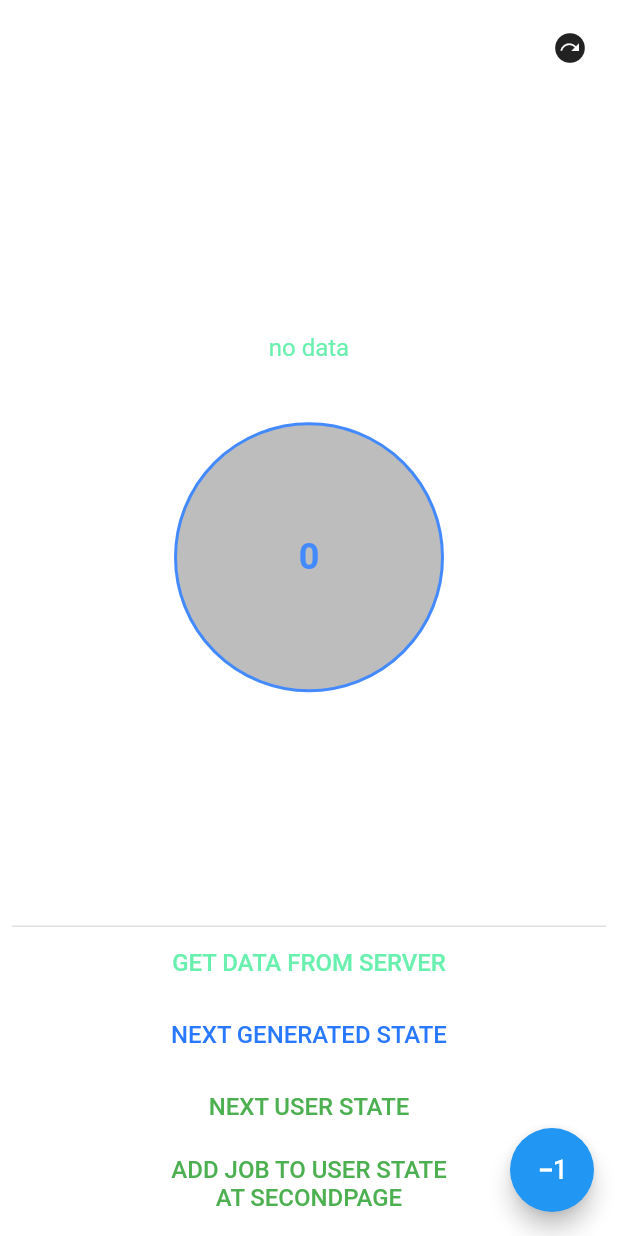
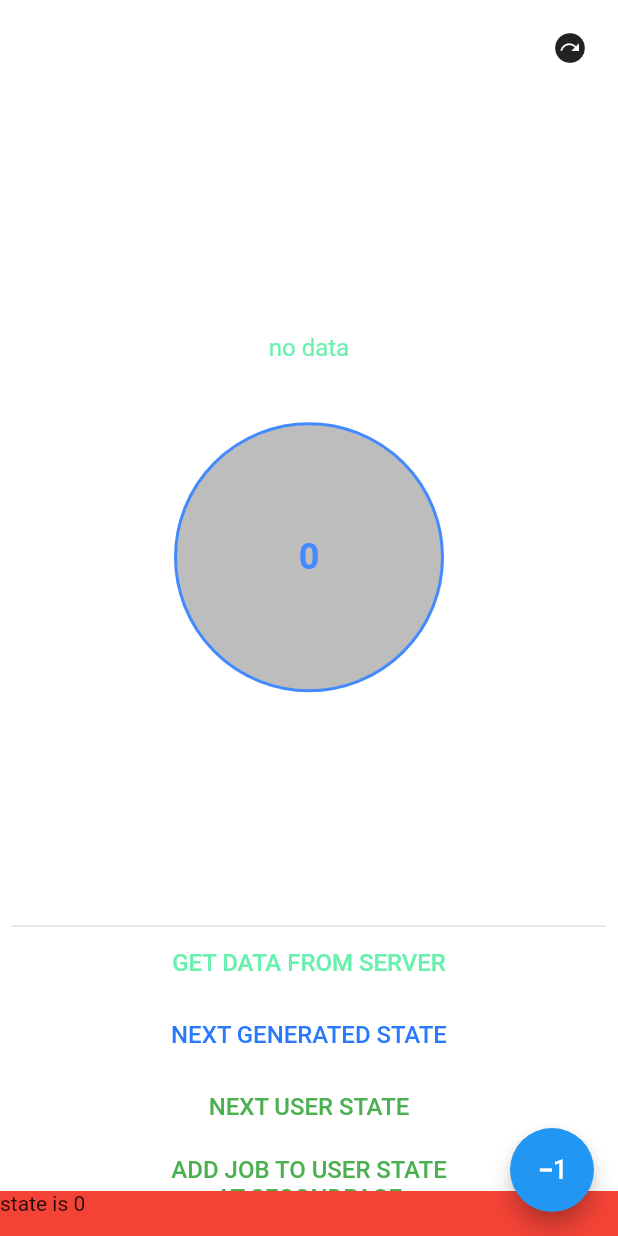
Before and after one commit to cyberduck2077/flutter_app_for_learn_widgets1, a Flutter app: the screen it shows after launch, after a tap on "NEXT GENERATED STATE", after a tap on "NEXT USER STATE", after a tap on the "exposure minus 1" icon, on a phone screen of 412 x 824 dp. Run offline on Flutter 3.47's test engine with Material 2 defaults, Android fonts, the phone set to English and light mode, and no system bars; our stand-ins replace bloc, flutter_bloc, rxdart; generated files the repository leaves out were written again; network calls fail.

Commit message:
added BlocListener

```diff
--- a/lib/pages/main_page.dart
+++ b/lib/pages/main_page.dart
@@ -139,16 +139,24 @@ class UserBlocWidget extends StatelessWidget {
       builder: (context) {
         final userState = context.select((UserBloc bloc) => bloc.state.users);
         final loadingState = context.watch<UserBloc>().state.isLoading;
-        if (loadingState)
-        return CircularProgressIndicator();
+        if (loadingState) return CircularProgressIndicator();
         return SizedBox(
           height: 100,
           child: ListView(
             shrinkWrap: true,
             children: [
-              if (userState.isNotEmpty) Text("User State:",textAlign: TextAlign.center,),
-              ...userState.map(
-                  (e) => Text(e.name, style: TextStyle(color: Colors.green, ),textAlign: TextAlign.center,)),
+              if (userState.isNotEmpty)
+                Text(
+                  "User State:",
+                  textAlign: TextAlign.center,
+                ),
+              ...userState.map((e) => Text(
+                    e.name,
+                    style: TextStyle(
+                      color: Colors.green,
+                    ),
+                    textAlign: TextAlign.center,
+                  )),
             ],
           ),
         );
@@ -180,13 +188,27 @@ class ButtonNextState extends StatelessWidget {
                   TextStyle(fontSize: 16, color: Colors.greenAccent.shade200),
             ),
           ),
-          TextButton(
-            onPressed: () {
-              BlocProvider.of<GeneratedBloc>(context).add(CounterIncEvent());
+          BlocListener<GeneratedBloc, int>(
+            listenWhen: (prev, current) => prev>current,//условия прослушивания state
+            listener: (context, state) {
+              if(state == 0){
+                Scaffold.of(context).showBottomSheet((context) => Container(
+                  color: Colors.red,
+                  width: double.infinity,
+                  height: 30,
+                  child: Text("state is 0"),
+                ));
+              }
             },
-            child: Text(
-              "Next Generated State".toUpperCase(),
-              style: TextStyle(fontSize: 16, color: Colors.blueAccent.shade400),
+            child: TextButton(
+              onPressed: () {
+                BlocProvider.of<GeneratedBloc>(context).add(CounterIncEvent());
+              },
+              child: Text(
+                "Next Generated State".toUpperCase(),
+                style:
+                    TextStyle(fontSize: 16, color: Colors.blueAccent.shade400),
+              ),
             ),
           ),
           TextButton(
```
